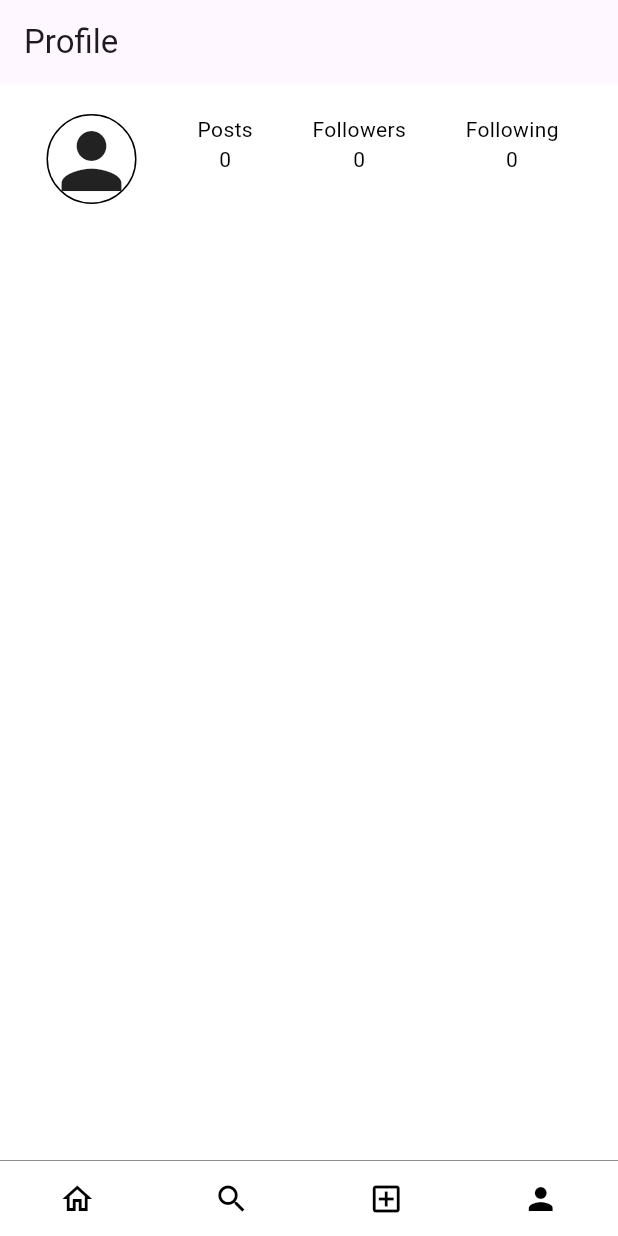
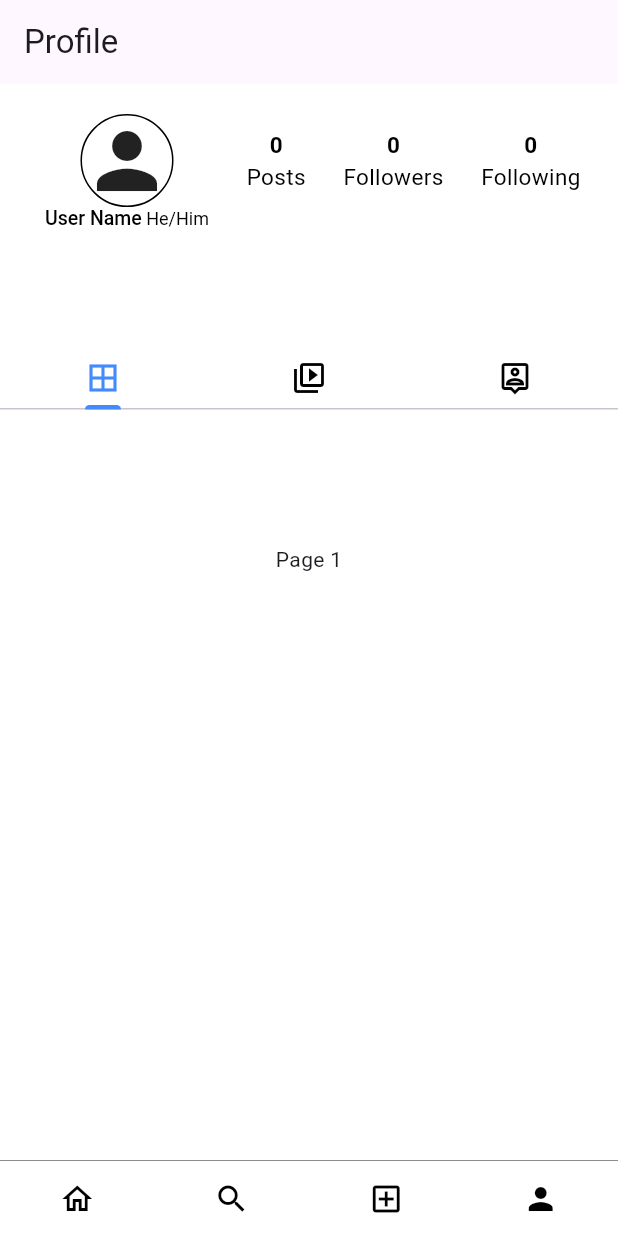
Before and after one commit to AndrewEllen/instagram-clone, a Flutter app: the screen it shows after launch, item 4 of the bottom bar chosen, on a phone screen of 412 x 824 dp. Run offline on Flutter 3.47's test engine with Material 2 defaults, Android fonts, the phone set to English and light mode, and no system bars.

Commit message:
Added tab bar

```diff
--- a/lib/constants.dart
+++ b/lib/constants.dart
@@ -2,6 +2,8 @@ import 'package:flutter/material.dart';
 
 TextStyle defaultTextStyle = const TextStyle(
   color: Colors.black,
+  fontSize: 15,
+  fontWeight: FontWeight.w400,
 );
 
 Color appPrimaryColour = Colors.white;
--- a/lib/pages/Profile/profile_page.dart
+++ b/lib/pages/Profile/profile_page.dart
@@ -10,9 +10,25 @@ class ProfilePage extends StatefulWidget {
   State<ProfilePage> createState() => _ProfilePageState();
 }
 
-class _ProfilePageState extends State<ProfilePage> {
+class _ProfilePageState extends State<ProfilePage> with TickerProviderStateMixin{
+
+  final String userName = "User Name";
+  final String pronouns = "He/Him";
 
   final double profileHeaderBoxSize = 60;
+
+  TabController? tabController;
+
+  @override
+  void initState() {
+
+    tabController = TabController(
+      length: 3,
+      vsync: this,
+    );
+
+    super.initState();
+  }
 
   @override
   Widget build(BuildContext context) {
@@ -24,15 +40,21 @@ class _ProfilePageState extends State<ProfilePage> {
           "Profile",
         ),
       ),
-      body: Stack(
+      body: Column(
         children: [
           Container(
+            constraints: BoxConstraints(
+              minHeight: profileHeaderBoxSize,
+            ),
             margin: const EdgeInsets.only(
               top: 20,
               left: 30,
             ),
-            height: profileHeaderBoxSize,
+            child: IntrinsicHeight(
               child: Row(
+                children: [
+                  Container(
+                    child: Column(
                       children: [
                         Container(
                           decoration: BoxDecoration(
@@ -46,28 +68,116 @@ class _ProfilePageState extends State<ProfilePage> {
                             size: profileHeaderBoxSize,
                           ),
                         ),
+                        RichText(
+                          text: TextSpan(
+                            text: userName,
+                            style: defaultTextStyle.copyWith(
+                              fontSize: 13,
+                              fontWeight: FontWeight.w500,
+                            ),
+                            children: <TextSpan>[
+                              TextSpan(
+                                text: pronouns.isNotEmpty ? " $pronouns" : "",
+                                style: defaultTextStyle.copyWith(
+                                  fontSize: 12,
+                                ),
+                            ),
+                            ]
+                          )
+                        )
+                      ],
+                    ),
+                  ),
                   const Spacer(),
                   ProfileCounter(
                     title: "Posts",
                     //TODO Replace counter value with a provider variable
                     counter: 0,
+                    margin: const EdgeInsets.only(
+                      top: 10,
+                    ),
                   ),
                   const Spacer(),
                   ProfileCounter(
                     title: "Followers",
                     //TODO Replace counter value with a provider variable
                     counter: 0,
+                    margin: const EdgeInsets.only(
+                      top: 10,
+                    ),
                   ),
                   const Spacer(),
                   ProfileCounter(
                     title: "Following",
                     //TODO Replace counter value with a provider variable
                     counter: 0,
+                    margin: const EdgeInsets.only(
+                      top: 10,
+                    ),
                   ),
                   const Spacer(),
                 ],
               ),
+            ),
+          ),
+          Container(
+            margin: const EdgeInsets.only(
+              top: 80,
+            ),
+            child: Column(
+              children: [
+                SizedBox(
+                  height: 40,
+                  child: TabBar(
+                    controller: tabController,
+                    indicatorColor: appSecondaryColour,
+                    labelColor: appSecondaryColour,
+                    unselectedLabelColor: appTertiaryColour,
+                    tabs: const [
+                      Tab(
+                        icon: Icon(
+                            Icons.border_all
+                        ),
+                      ),
+                      Tab(
+                        icon: Icon(
+                            Icons.video_library_outlined
+                        ),
+                      ),
+                      Tab(
+                        icon: Icon(
+                            Icons.person_pin_outlined
+                        ),
+                      ),
+                    ],
+                  ),
+                ),
+                Container(
+                  height: 200,
+                  child: TabBarView(
+                    controller: tabController,
+                    children: const [
+                      Center(
+                        child: Text(
+                          "Page 1",
+                        ),
+                      ),
+                      Center(
+                        child: Text(
+                          "Page 2",
+                        ),
+                      ),
+                      Center(
+                        child: Text(
+                          "Page 3",
+                        ),
+                      ),
+                    ],
+                  ),
                 )
+              ],
+            ),
+          ),
         ],
       )
     );
--- a/lib/widgets/ProfileWidgets/profile_counters.dart
+++ b/lib/widgets/ProfileWidgets/profile_counters.dart
@@ -2,24 +2,30 @@ import 'package:flutter/material.dart';
 import 'package:instagram_clone/constants.dart';
 
 class ProfileCounter extends StatelessWidget {
-  ProfileCounter({Key? key, required this.title, required this.counter}) : super(key: key);
+  ProfileCounter({Key? key, required this.title, required this.counter, this.margin = const EdgeInsets.all(0)}) : super(key: key);
 
   late String title;
   late int counter;
+  late EdgeInsets margin;
 
   @override
   Widget build(BuildContext context) {
-    return Column(
+    return Container(
+      margin: margin,
+      child: Column(
         children: [
+          Text(
+            counter.toString(),
+            style: defaultTextStyle.copyWith(
+              fontWeight: FontWeight.bold
+            ),
+          ),
           Text(
             title,
             style: defaultTextStyle,
           ),
-        Text(
-          counter.toString(),
-          style: defaultTextStyle,
+        ],
       ),
-      ],
     );
   }
 }
```
Lines whose indentation alone changed are shown as unchanged.
